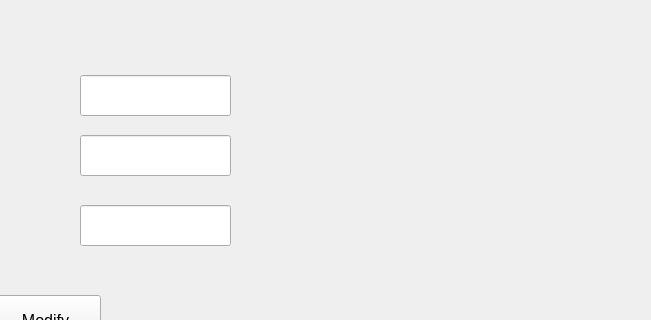
Before: the Qt Designer form UI/StackedView.ui in nilay1221/Inventory_Management, drawn with Qt 5; both pictures show x 490 to 1141 and y 265 to 585 of the 1262 by 873 pixel window.
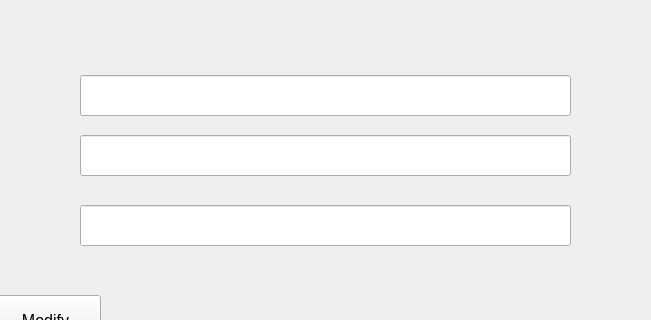
After: the same form once the commit is applied. The open tabs and pages were chosen to show the change.

The edit to the form file:
```diff
--- a/UI/StackedView.ui
+++ b/UI/StackedView.ui
@@ -7803,7 +7803,7 @@
        <rect>
         <x>520</x>
         <y>390</y>
-        <width>151</width>
+        <width>491</width>
         <height>41</height>
        </rect>
       </property>
@@ -7872,7 +7872,7 @@
        <rect>
         <x>520</x>
         <y>460</y>
-        <width>151</width>
+        <width>491</width>
         <height>41</height>
        </rect>
       </property>
@@ -7959,7 +7959,7 @@
        <rect>
         <x>520</x>
         <y>330</y>
-        <width>151</width>
+        <width>491</width>
         <height>41</height>
        </rect>
       </property>
```
Left out of the diff: 8 changed lines with no effect on the pictures.
